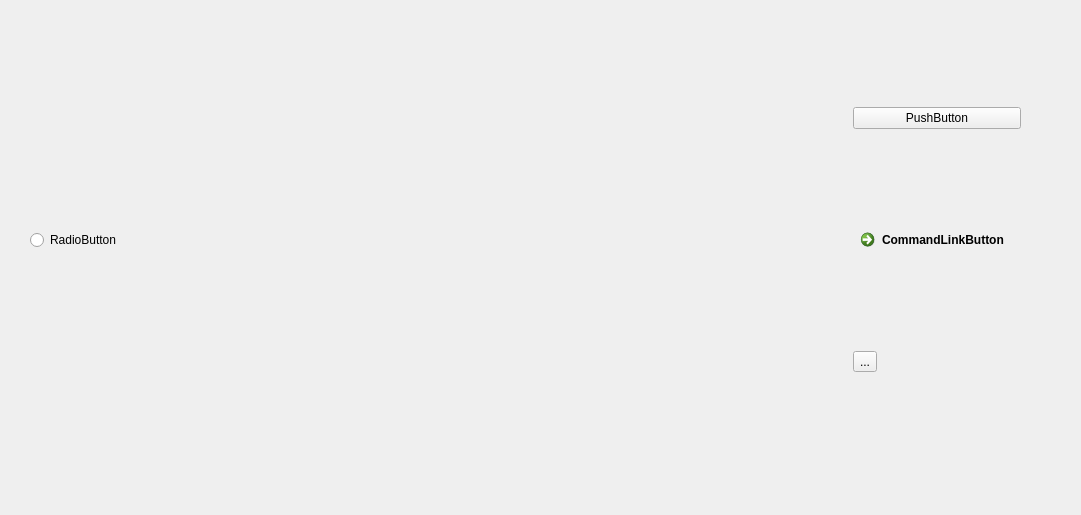
brothergive/HuminTecRecommendationSystem, file HuminTec_GUI.ui: the form before one commit.
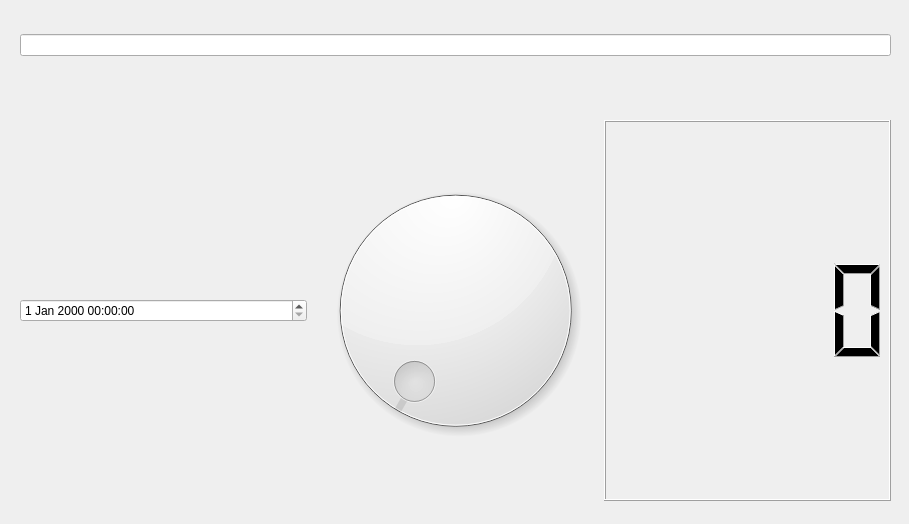
The form after the commit. Icons and pictures are not drawn.

The edit to the form file:
```diff
--- a/HuminTec_GUI.ui
+++ b/HuminTec_GUI.ui
@@ -6,10 +6,16 @@
    <rect>
     <x>0</x>
     <y>0</y>
-    <width>1081</width>
-    <height>515</height>
+    <width>909</width>
+    <height>524</height>
    </rect>
   </property>
+  <property name="maximumSize">
+   <size>
+    <width>16777213</width>
+    <height>16777215</height>
+   </size>
+  </property>
   <property name="windowTitle">
    <string>Dialog</string>
   </property>
@@ -20,40 +26,63 @@
   <widget class="QWidget" name="gridLayoutWidget">
    <property name="geometry">
     <rect>
-     <x>30</x>
-     <y>20</y>
-     <width>991</width>
-     <height>441</height>
+     <x>0</x>
+     <y>0</y>
+     <width>911</width>
+     <height>91</height>
     </rect>
    </property>
-   <layout class="QGridLayout" name="gridLayout">
-    <item row="1" column="1">
-     <widget class="QCommandLinkButton" name="commandLinkButton">
-      <property name="text">
-       <string>CommandLinkButton</string>
-      </property>
-     </widget>
+   <layout class="QVBoxLayout" name="verticalLayout">
+    <property name="leftMargin">
+     <number>20</number>
+    </property>
+    <property name="topMargin">
+     <number>20</number>
+    </property>
+    <property name="rightMargin">
+     <number>20</number>
+    </property>
+    <property name="bottomMargin">
+     <number>20</number>
+    </property>
+    <item>
+     <widget class="QLineEdit" name="lineEdit"/>
     </item>
-    <item row="0" column="1">
-     <widget class="QPushButton" name="pushButton">
-      <property name="text">
-       <string>PushButton</string>
-      </property>
-     </widget>
+   </layout>
+  </widget>
+  <widget class="QWidget" name="horizontalLayoutWidget">
+   <property name="geometry">
+    <rect>
+     <x>0</x>
+     <y>100</y>
+     <width>911</width>
+     <height>421</height>
+    </rect>
+   </property>
+   <layout class="QHBoxLayout" name="horizontalLayout" stretch="0,0,0">
+    <property name="spacing">
+     <number>5</number>
+    </property>
+    <property name="leftMargin">
+     <number>20</number>
+    </property>
+    <property name="topMargin">
+     <number>20</number>
+    </property>
+    <property name="rightMargin">
+     <number>20</number>
+    </property>
+    <property name="bottomMargin">
+     <number>20</number>
+    </property>
+    <item>
+     <widget class="QDateTimeEdit" name="dateTimeEdit"/>
     </item>
-    <item row="2" column="1">
-     <widget class="QToolButton" name="toolButton">
-      <property name="text">
-       <string>...</string>
-      </property>
-     </widget>
+    <item>
+     <widget class="QDial" name="dial"/>
     </item>
-    <item row="1" column="0">
-     <widget class="QRadioButton" name="radioButton">
-      <property name="text">
-       <string>RadioButton</string>
-      </property>
-     </widget>
+    <item>
+     <widget class="QLCDNumber" name="lcdNumber"/>
     </item>
    </layout>
   </widget>
```
Left out of the diff: 4 changed lines with no effect on the pictures.
